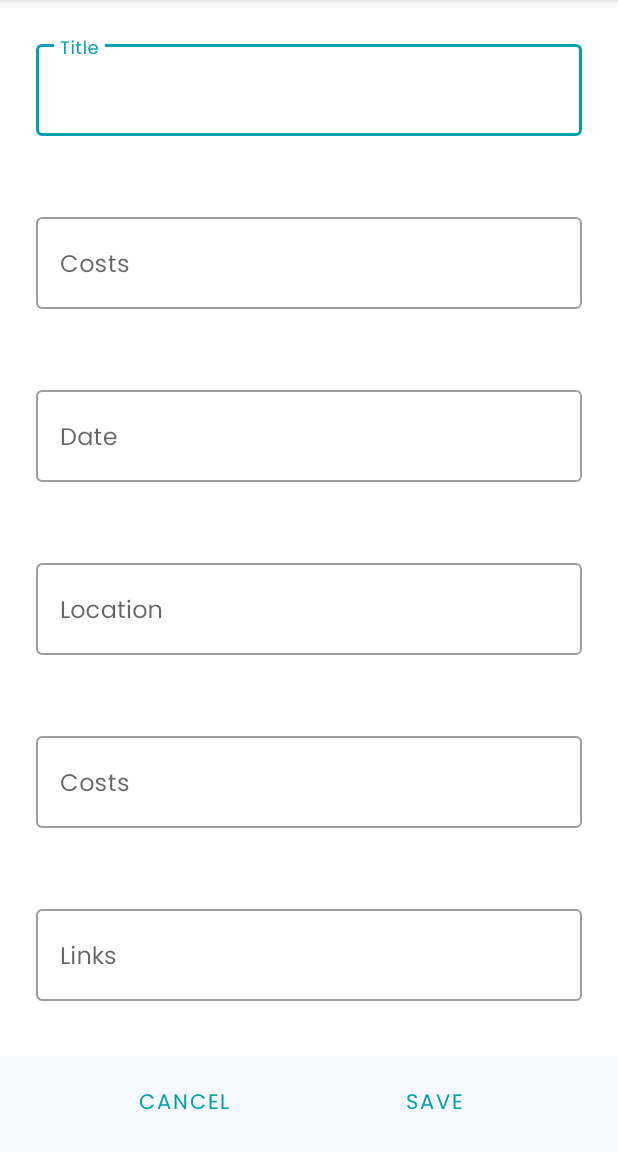
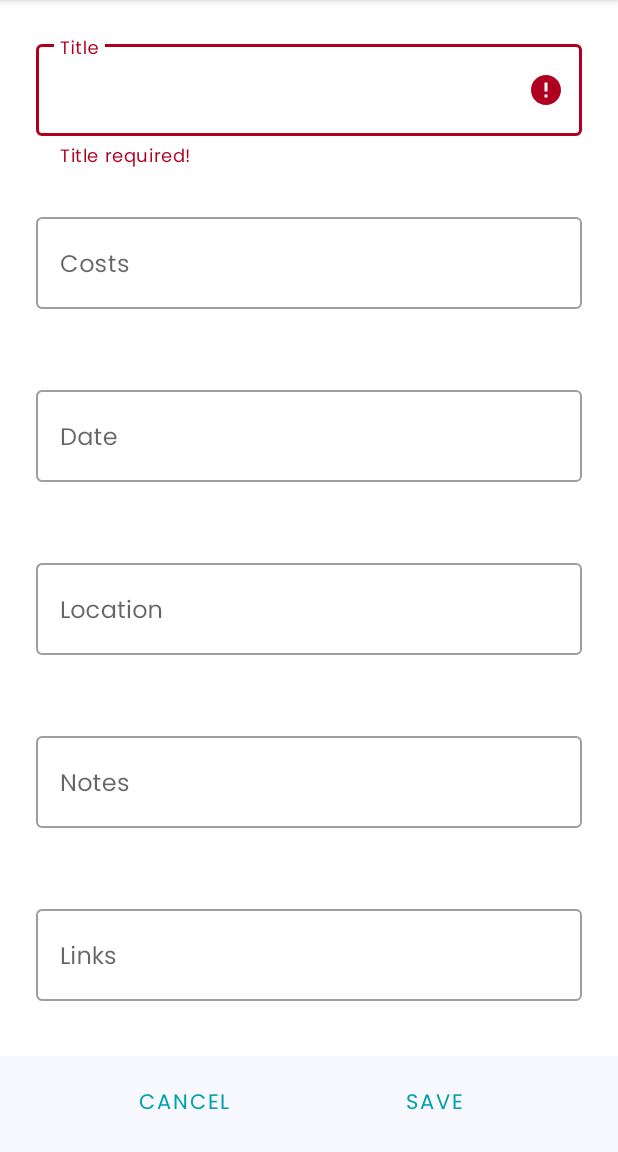
Before and after one commit to larsobist/TravelBucket, an Android app: the AddEventActivity screen opened directly, with no data from a screen before it, after a tap on "SAVE", on a phone screen of 412 x 824 dp, the part 84-1236 px from its top. Run offline under Robolectric (Android 15) with nearby library versions, the phone set to English and light mode, and no system bars.

Commit message:
FUNC: EVENT - recieve the user input

```diff
--- a/app/src/main/java/com/example/travelbucket/AddEventActivity.kt
+++ b/app/src/main/java/com/example/travelbucket/AddEventActivity.kt
@@ -4,8 +4,10 @@ import android.content.Intent
 import androidx.appcompat.app.AppCompatActivity
 import android.os.Bundle
 import android.util.Log
+import androidx.core.widget.doOnTextChanged
 import com.example.travelbucket.databinding.ActivityAddEventBinding
 import com.example.travelbucket.databinding.ActivityMainBinding
+import com.google.android.material.textfield.TextInputEditText
 import kotlinx.coroutines.Dispatchers
 import kotlinx.coroutines.GlobalScope
 import kotlinx.coroutines.launch
@@ -16,6 +18,15 @@ class AddEventActivity : AppCompatActivity() {
         super.onCreate(savedInstanceState)
         setContentView(binding.root)
 
+        var editTitle = findViewById<TextInputEditText>(R.id.textInputEditTextTitle)
+        var editCosts = findViewById<TextInputEditText>(R.id.textInputEditTextCosts)
+        var editDate = findViewById<TextInputEditText>(R.id.textInputEditTextDate)
+        var editLocation = findViewById<TextInputEditText>(R.id.textInputEditTextLocation)
+        var editNotes = findViewById<TextInputEditText>(R.id.textInputEditTextNotes)
+        var editLinks = findViewById<TextInputEditText>(R.id.textInputEditTextLinks)
+        var editDuration = findViewById<TextInputEditText>(R.id.textInputEditTextDuration)
+
+
         binding.btnCancelEvent.setOnClickListener {
             val intent = Intent(this,EventOverviewActivity::class.java)
             startActivity(intent)
@@ -23,6 +34,35 @@ class AddEventActivity : AppCompatActivity() {
 
         binding.btnSaveEvent.setOnClickListener {
             // TODO implement validation of inputfields
+            if (binding.textInputEditTextTitle.text!!.isEmpty()) {
+                binding.textInputLayoutTitle.error = "Title required!"
+            } else {
+                var title = (editTitle.text).toString()
+                Log.d("ITM", "Title: $title")
+                var costs = (editCosts.text).toString()
+                Log.d("ITM", "costs: $costs")
+                var date = (editDate.text).toString()
+                Log.d("ITM", "date: $date")
+                var location = (editLocation.text).toString()
+                Log.d("ITM", "location: $location")
+                var notes = (editNotes.text).toString()
+                Log.d("ITM", "notes: $notes")
+                var links = (editLinks.text).toString()
+                Log.d("ITM", "links: $links")
+                var duration = (editDuration.text).toString()
+                Log.d("ITM", "duration: $duration")
+
+
+
+                //val item = Bucket(0, title, 1) //warum ein int?
+                //GlobalScope.launch(Dispatchers.IO){ //insert it to the DB
+                //    bucketsDB.BucketsDAO().insert(item)
+                    //bucketsDB.BucketsDAO().nukeTable()
+                //}
+
+                val intent = Intent(this,EventOverviewActivity::class.java)
+                startActivity(intent)
+            }
         }
     }
 }
--- a/app/src/main/res/layout/activity_add_event.xml
+++ b/app/src/main/res/layout/activity_add_event.xml
@@ -99,7 +99,7 @@
                 android:layout_marginStart="24dp"
                 android:layout_marginTop="24dp"
                 android:layout_marginEnd="24dp"
-                android:hint="Costs"
+                android:hint="Notes"
                 app:errorEnabled="true">
 
                 <com.google.android.material.textfield.TextInputEditText
```
